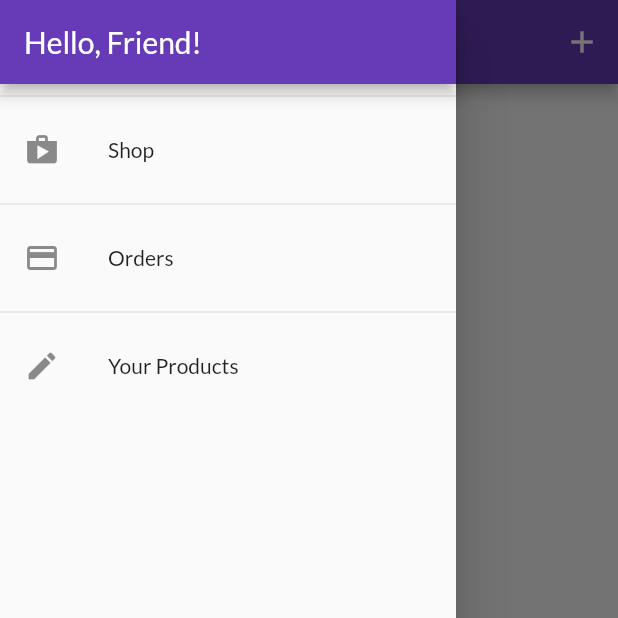
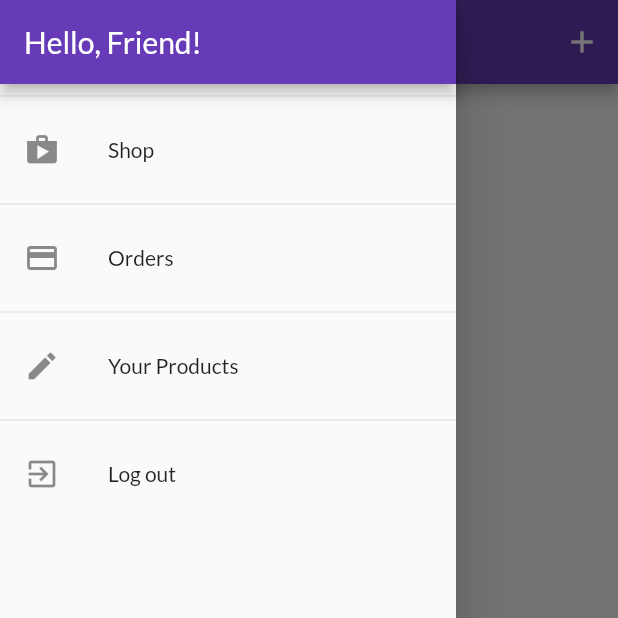
Before and after one commit to AbylaikhanZ/shop_app, a Flutter app: the UserProductsScreen screen opened by its route, with the side drawer open, on a phone screen of 412 x 824 dp, the top half of it. Run offline on Flutter 3.47's test engine with Material 2 defaults, Android fonts, the phone set to English and light mode, and no system bars; our stand-ins replace shared_preferences; accounts and stored records are empty; network calls fail.

```diff
--- a/lib/providers/orders.dart
+++ b/lib/providers/orders.dart
@@ -23,11 +23,12 @@ class Orders with ChangeNotifier {
   }
 
   final String authToken;
-  Orders(this.authToken, this._orders);
+  final String userId;
+  Orders(this.authToken, this.userId, this._orders);
 
   Future<void> fetchOrders() async {
     final url = Uri.parse(
-        "https://shop-app-d1490-default-rtdb.europe-west1.firebasedatabase.app/orders.jsonauth=$authToken");
+        "https://shop-app-d1490-default-rtdb.europe-west1.firebasedatabase.app/orders/$userId.json?auth=$authToken");
     final response = await http.get(url);
     final List<OrderItem> loadedOrders = [];
     final extractedData = json.decode(response.body) as Map<String, dynamic>;
@@ -54,7 +55,7 @@ class Orders with ChangeNotifier {
 
   Future<void> addOrder(List<CartItem> cartProducts, double total) async {
     final url = Uri.parse(
-        "https://shop-app-d1490-default-rtdb.europe-west1.firebasedatabase.app/orders.json?auth=$authToken");
+        "https://shop-app-d1490-default-rtdb.europe-west1.firebasedatabase.app/orders/$userId.json?auth=$authToken");
     final timeStamp = DateTime.now();
     try {
       //wrap the parts of the code that might throw errors/exceptions
--- a/lib/screens/user_products_screen.dart
+++ b/lib/screens/user_products_screen.dart
@@ -8,12 +8,14 @@ import '../providers/products_prov.dart';
 class UserProductsScreen extends StatelessWidget {
   static const routeName = "/user-products";
   Future<void> _refreshProducts(BuildContext context) async {
-    await Provider.of<Products_Prov>(context, listen: false).fetchProducts();
+    await Provider.of<Products_Prov>(context, listen: false)
+        .fetchProducts(true);
   }
 
   @override
   Widget build(BuildContext context) {
-    final productsData = Provider.of<Products_Prov>(context);
+    //final productsData = Provider.of<Products_Prov>(context);
+    print("rebuilding");
     return Scaffold(
         appBar: AppBar(
           title: const Text("Your products"),
@@ -27,9 +29,17 @@ class UserProductsScreen extends StatelessWidget {
           ],
         ),
         drawer: AppDrawer(),
-        body: RefreshIndicator(
+        body: FutureBuilder(
+          future: _refreshProducts(context),
+          builder: (ctx, snapshot) =>
+              snapshot.connectionState == ConnectionState.waiting
+                  ? Center(
+                      child: CircularProgressIndicator(),
+                    )
+                  : RefreshIndicator(
                       onRefresh: () => _refreshProducts(context),
-          child: Padding(
+                      child: Consumer<Products_Prov>(
+                        builder: (ctx, productsData, _) => Padding(
                           padding: EdgeInsets.all(8),
                           child: ListView.builder(
                             itemCount: productsData.items.length,
@@ -43,6 +53,8 @@ class UserProductsScreen extends StatelessWidget {
                                 ])),
                           ),
                         ),
+                      ),
+                    ),
         ));
   }
 }
--- a/lib/widgets/app_drawer.dart
+++ b/lib/widgets/app_drawer.dart
@@ -1,6 +1,8 @@
 import 'package:flutter/material.dart';
+import 'package:shop_app/providers/auth.dart';
 import 'package:shop_app/screens/orders_screen.dart';
 import 'package:shop_app/screens/user_products_screen.dart';
+import 'package:provider/provider.dart';
 
 class AppDrawer extends StatelessWidget {
   @override
@@ -36,6 +38,16 @@ class AppDrawer extends StatelessWidget {
                 .pushReplacementNamed(UserProductsScreen.routeName);
           },
         ),
+        Divider(),
+        ListTile(
+          leading: Icon(Icons.exit_to_app),
+          title: Text("Log out"),
+          onTap: () {
+            Navigator.of(context).pop();
+            Navigator.of(context).pushReplacementNamed('/');
+            Provider.of<Auth>(context, listen: false).logout();
+          },
+        ),
       ]),
     );
   }
--- a/lib/widgets/product_Item.dart
+++ b/lib/widgets/product_Item.dart
@@ -40,7 +40,7 @@ class ProductItem extends StatelessWidget {
                     : Icons.favorite_border),
                 onPressed: () async {
                   try {
-                    await product.toggleFavorite(authData.token);
+                    await product.toggleFavorite(authData.token, authData.userId);
                   } catch (error) {
                     scaffold.showSnackBar(SnackBar(
                         content: Text(
--- a/pubspec.yaml
+++ b/pubspec.yaml
@@ -31,6 +31,7 @@ dependencies:
   cupertino_icons: ^1.0.2
   intl: ^0.17.0
   http: ^0.13.5
+  shared_preferences: ^2.0.17
 
 dev_dependencies:
   flutter_test:
```
Also changed, not shown: lib/main.dart (+15 -5 lines), lib/providers/auth.dart (+56 -2 lines), lib/providers/product.dart (+3 -10 lines), lib/providers/products_prov.dart (+20 -10 lines), lib/screens/splash_screen.dart (added, +12 -0 lines), pubspec.lock, 1 other file. Lines whose indentation alone changed are shown as unchanged.
